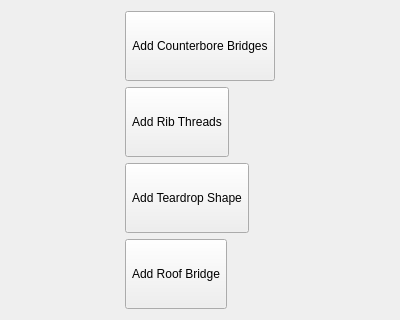
First picture: the form in Resources/panels/ffDesign_HoleWizard.ui, repository Rahix/FusedFilamentDesign, before the edit.
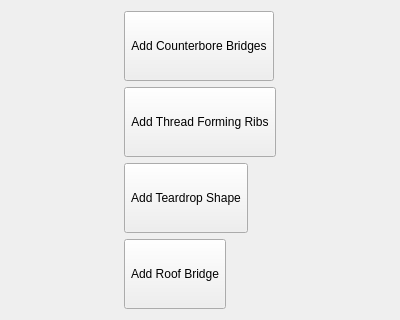
Second picture: the form after the edit. Icons and pictures are not drawn.

Commit message: RibThreads: Add scaffolding for thread forming ribs command

```diff
--- a/Resources/panels/ffDesign_HoleWizard.ui
+++ b/Resources/panels/ffDesign_HoleWizard.ui
@@ -23,7 +23,10 @@
       </sizepolicy>
      </property>
      <property name="text">
-      <string>Add Rib Threads</string>
+      <string>Add Thread Forming Ribs</string>
+     </property>
+     <property name="toolTip">
+      <string>Add ribs to a hole that allow a screw to form its own thread.</string>
      </property>
      <property name="icon">
       <iconset resource="Icons/resource.qrc">
```
Left out of the diff: 4 changed lines with no effect on the pictures. The commit also changes 4 other files.
